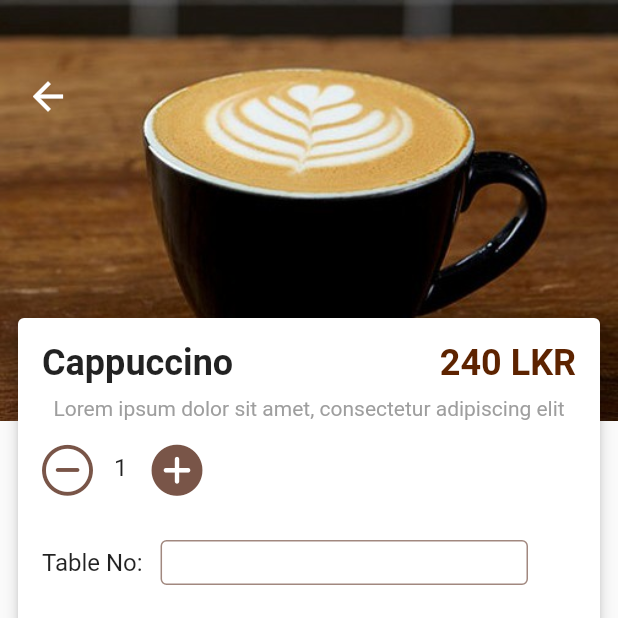
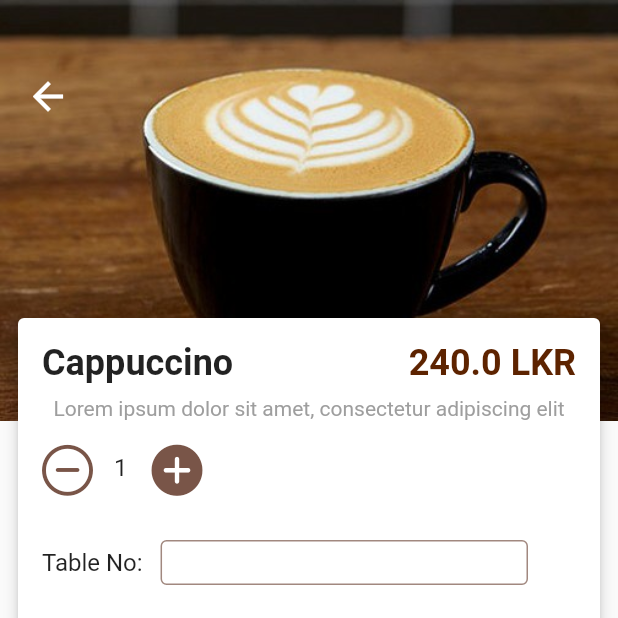
Before and after one commit to SithumDilanga/Coffee-Shop-App, a Flutter app: the screen it shows once a user with an empty profile is signed in, after a tap on "Cappucino", on a phone screen of 412 x 824 dp, the top half of it. Run offline on Flutter 3.47's test engine with Material 2 defaults, Android fonts, the phone set to English and light mode, and no system bars; our stand-ins replace firebase_auth, firebase_core, flutter_spinkit, fluttertoast, hexcolor; accounts and stored records are empty.

Commit message:
cart item data retrieved

```diff
--- a/lib/items/coffee_item_page.dart
+++ b/lib/items/coffee_item_page.dart
@@ -14,8 +14,12 @@ class CoffeeItem extends StatefulWidget{
 
 class _CoffeeItemState extends State<CoffeeItem> {
 
+  String itemName = 'Cappuccino';
+  double itemPrice = 240;
+  int tableNo;
   int itemCount = 1;
   final tableNoController = TextEditingController();
+
   String errorMsg;
 
   @override
@@ -57,9 +61,9 @@ class _CoffeeItemState extends State<CoffeeItem> {
                         child: Row(
                           mainAxisAlignment: MainAxisAlignment.spaceBetween,
                           children: <Widget> [
-                            Text('Cappuccino', style: TextStyle(fontSize: 24.0, fontWeight: FontWeight.w700),),
+                            Text(itemName, style: TextStyle(fontSize: 24.0, fontWeight: FontWeight.w700),),
 
-                            Text('240 LKR',style: TextStyle(fontSize: 24.0, fontWeight: FontWeight.w700, color: HexColor('#5D2300')),),
+                            Text('${itemPrice} LKR',style: TextStyle(fontSize: 24.0, fontWeight: FontWeight.w700, color: HexColor('#5D2300')),),
                           ]
                         ),
                       ),
@@ -165,10 +169,14 @@ class _CoffeeItemState extends State<CoffeeItem> {
                                     msg: 'Please Enter Table Number!',
                                     toastLength: Toast.LENGTH_SHORT,
                                   );
+                                } else {
+
+                                  // TODO: check tableNoController data type
+
+                                  // calling add to cart method
+                                  cart.addToCart(Item(itemName:itemName, itemPrice: itemPrice, amount: itemCount, tableNo: tableNoController.text));
+
                                 }
-
-                                cart.addToCart(Item(itemName: 'Latte', itemPrice: 240));
-
                               },
                             ),
                             RaisedButton(
--- a/lib/models/cart.dart
+++ b/lib/models/cart.dart
@@ -10,8 +10,10 @@ class Cart with ChangeNotifier{
     notifyListeners();
   }
 
-  void removeFromCart(Item item) {
-    items.remove(item);
+  void removeFromCart(int index) {
+    print('index in cart : ' + index.toString());
+    print(items.remove(index));
+    items.remove(index);
     notifyListeners();
   }
 
--- a/lib/models/item.dart
+++ b/lib/models/item.dart
@@ -4,8 +4,10 @@ class Item with ChangeNotifier {
 
   String itemName;
   double itemPrice;
+  int amount;
+  var tableNo;
 
-  Item({this.itemName, this.itemPrice});
+  Item({this.itemName, this.itemPrice, this.amount, this.tableNo});
 
   // int itemAmount = 1;
 
```
Also changed, not shown: lib/main-pages/cart_page.dart (+39 -9 lines).
